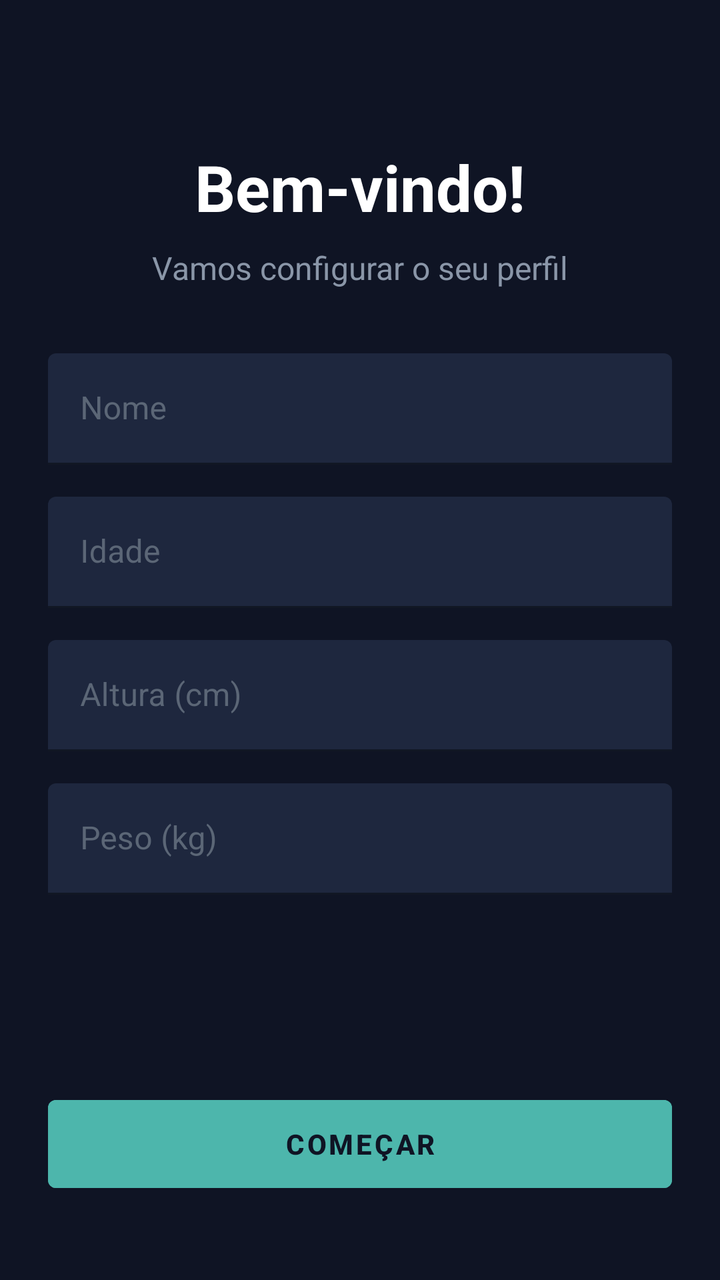
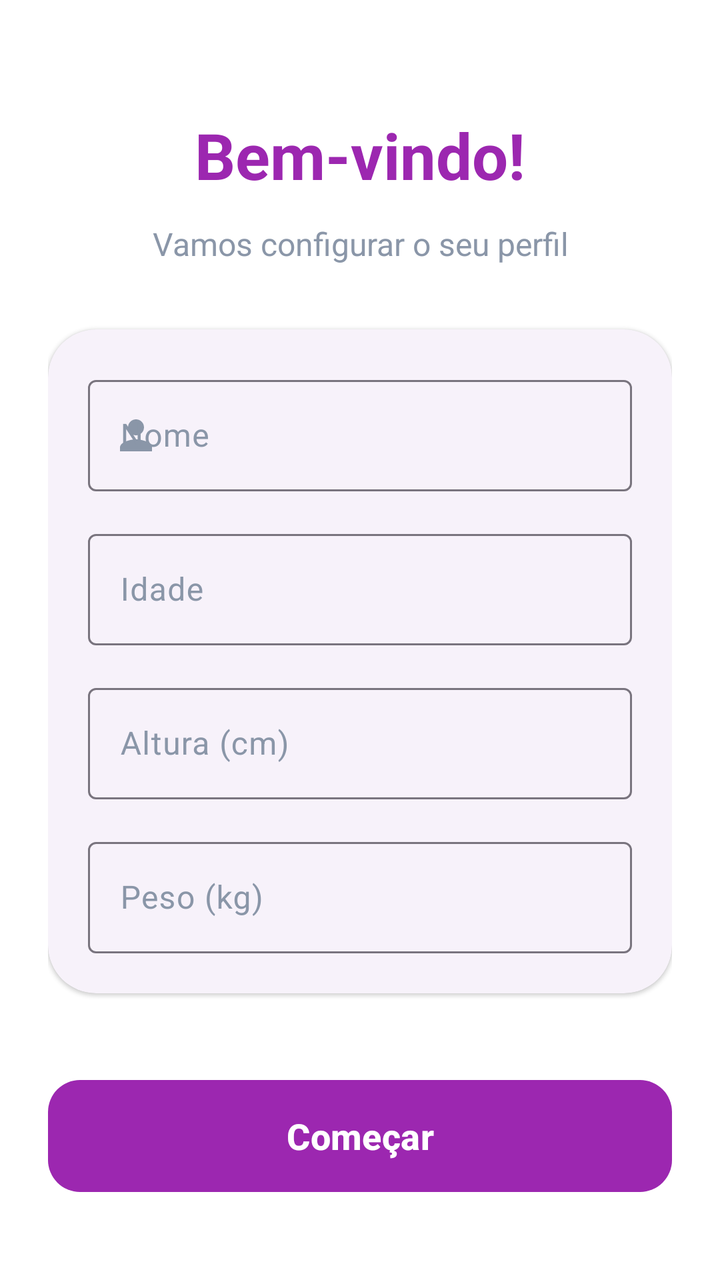

Before-and-after screenshots of an Android layout around one commit, followed by the original layout XML and the change that was made.
<!-- AndroidManifest.xml: application theme Theme.Newstart -->
<!-- res/layout/activity_initial_setup.xml -->
<?xml version="1.0" encoding="utf-8"?>
<androidx.constraintlayout.widget.ConstraintLayout xmlns:android="http://schemas.android.com/apk/res/android"
    xmlns:app="http://schemas.android.com/apk/res-auto"
    xmlns:tools="http://schemas.android.com/tools"
    android:layout_width="match_parent"
    android:layout_height="match_parent"
    android:background="@color/dark_purple"
    android:padding="24dp"
    tools:context=".activities.Activity_InitialSetup">

    <TextView
        android:id="@+id/textViewTitle"
        android:layout_width="wrap_content"
        android:layout_height="wrap_content"
        android:layout_marginTop="48dp"
        android:text="@string/setup_welcome"
        android:textColor="@color/white"
        android:textSize="32sp"
        android:textStyle="bold"
        app:layout_constraintEnd_toEndOf="parent"
        app:layout_constraintStart_toStartOf="parent"
        app:layout_constraintTop_toTopOf="parent" />

    <TextView
        android:id="@+id/textViewSubtitle"
        android:layout_width="wrap_content"
        android:layout_height="wrap_content"
        android:layout_marginTop="8dp"
        android:text="@string/setup_subtitle"
        android:textColor="@color/text_middle"
        android:textSize="16sp"
        app:layout_constraintEnd_toEndOf="parent"
        app:layout_constraintStart_toStartOf="parent"
        app:layout_constraintTop_toBottomOf="@id/textViewTitle" />

    <ScrollView
        android:layout_width="match_parent"
        android:layout_height="0dp"
        android:layout_marginTop="32dp"
        android:layout_marginBottom="16dp"
        app:layout_constraintBottom_toTopOf="@id/buttonStart"
        app:layout_constraintTop_toBottomOf="@id/textViewSubtitle">

        <LinearLayout
            android:layout_width="match_parent"
            android:layout_height="wrap_content"
            android:orientation="vertical">

            <com.google.android.material.textfield.TextInputLayout
                android:layout_width="match_parent"
                android:layout_height="wrap_content"
                android:layout_marginBottom="16dp"
                android:hint="@string/setup_hint_name"
                android:textColorHint="@color/text_low"
                app:boxBackgroundColor="@color/middle_purple"
                app:boxStrokeColor="@color/accent_teal"
                app:hintTextColor="@color/accent_teal">

                <com.google.android.material.textfield.TextInputEditText
                    android:id="@+id/editTextName"
                    android:layout_width="match_parent"
                    android:layout_height="wrap_content"
                    android:inputType="textPersonName"
                    android:textColor="@color/white" />
            </com.google.android.material.textfield.TextInputLayout>

            <com.google.android.material.textfield.TextInputLayout
                android:layout_width="match_parent"
                android:layout_height="wrap_content"
                android:layout_marginBottom="16dp"
                android:hint="@string/setup_hint_age"
                android:textColorHint="@color/text_low"
                app:boxBackgroundColor="@color/middle_purple"
                app:boxStrokeColor="@color/accent_teal"
                app:hintTextColor="@color/accent_teal">

                <com.google.android.material.textfield.TextInputEditText
                    android:id="@+id/editTextAge"
                    android:layout_width="match_parent"
                    android:layout_height="wrap_content"
                    android:inputType="number"
                    android:textColor="@color/white" />
            </com.google.android.material.textfield.TextInputLayout>

            <com.google.android.material.textfield.TextInputLayout
                android:layout_width="match_parent"
                android:layout_height="wrap_content"
                android:layout_marginBottom="16dp"
                android:hint="@string/setup_hint_height"
                android:textColorHint="@color/text_low"
                app:boxBackgroundColor="@color/middle_purple"
                app:boxStrokeColor="@color/accent_teal"
                app:hintTextColor="@color/accent_teal">

                <com.google.android.material.textfield.TextInputEditText
                    android:id="@+id/editTextHeight"
                    android:layout_width="match_parent"
                    android:layout_height="wrap_content"
                    android:inputType="numberDecimal"
                    android:textColor="@color/white" />
            </com.google.android.material.textfield.TextInputLayout>

            <com.google.android.material.textfield.TextInputLayout
                android:layout_width="match_parent"
                android:layout_height="wrap_content"
                android:layout_marginBottom="16dp"
                android:hint="@string/setup_hint_weight"
                android:textColorHint="@color/text_low"
                app:boxBackgroundColor="@color/middle_purple"
                app:boxStrokeColor="@color/accent_teal"
                app:hintTextColor="@color/accent_teal">

                <com.google.android.material.textfield.TextInputEditText
                    android:id="@+id/editTextWeight"
                    android:layout_width="match_parent"
                    android:layout_height="wrap_content"
                    android:inputType="numberDecimal"
                    android:textColor="@color/white" />
            </com.google.android.material.textfield.TextInputLayout>

        </LinearLayout>
    </ScrollView>

    <Button
        android:id="@+id/buttonStart"
        android:layout_width="match_parent"
        android:layout_height="56dp"
        android:layout_marginBottom="16dp"
        android:backgroundTint="@color/accent_teal"
        android:text="@string/setup_button_start"
        android:textColor="@color/dark_purple"
        android:textStyle="bold"
        app:layout_constraintBottom_toBottomOf="parent" />

</androidx.constraintlayout.widget.ConstraintLayout>
<!-- resources referenced by this layout -->
<resources>
  <color name="accent_teal">#4DB6AC</color>
  <color name="dark_purple">#0F1424</color>
  <color name="middle_purple">#1E273E</color>
  <color name="text_low">#5B6676</color>
  <color name="text_middle">#8A96A8</color>
  <color name="white">#FFFFFFFF</color>
  <string name="setup_button_start">Começar</string>
  <string name="setup_hint_age">Idade</string>
  <string name="setup_hint_height">Altura (cm)</string>
  <string name="setup_hint_name">Nome</string>
  <string name="setup_hint_weight">Peso (kg)</string>
  <string name="setup_subtitle">Vamos configurar o seu perfil</string>
  <string name="setup_welcome">Bem-vindo!</string>
  <style name="Theme.Newstart" parent="Theme.MaterialComponents.DayNight.NoActionBar">
          
          <item name="colorPrimary">@color/accent_teal</item>
          <item name="colorPrimaryVariant">@color/dark_purple</item>
          <item name="colorOnPrimary">@color/dark_purple</item>
  
          
          <item name="android:windowBackground">@color/dark_purple</item>
          <item name="android:textColor">@color/text_high</item>
  
          
          <item name="colorSecondary">@color/accent_teal</item>
          <item name="colorOnSecondary">@color/dark_purple</item>
  
          
          <item name="android:statusBarColor" tools:targetApi="l">@color/dark_purple</item>
  
          
          <item name="colorControlNormal">@color/text_middle</item>
          <item name="colorControlActivated">@color/accent_teal</item>
      </style>
  <color name="text_high">#E0E6ED</color>
</resources>

<!-- the commit's change to res/layout/activity_initial_setup.xml (unified diff, before → after) -->
@@ -1,135 +1,140 @@
 <?xml version="1.0" encoding="utf-8"?>
-<androidx.constraintlayout.widget.ConstraintLayout xmlns:android="http://schemas.android.com/apk/res/android"
+<androidx.coordinatorlayout.widget.CoordinatorLayout xmlns:android="http://schemas.android.com/apk/res/android"
     xmlns:app="http://schemas.android.com/apk/res-auto"
     xmlns:tools="http://schemas.android.com/tools"
     android:layout_width="match_parent"
     android:layout_height="match_parent"
-    android:background="@color/dark_purple"
-    android:padding="24dp"
+    android:background="?android:attr/windowBackground"
     tools:context=".activities.Activity_InitialSetup">
 
-    <TextView
-        android:id="@+id/textViewTitle"
-        android:layout_width="wrap_content"
-        android:layout_height="wrap_content"
-        android:layout_marginTop="48dp"
-        android:text="@string/setup_welcome"
-        android:textColor="@color/white"
-        android:textSize="32sp"
-        android:textStyle="bold"
-        app:layout_constraintEnd_toEndOf="parent"
-        app:layout_constraintStart_toStartOf="parent"
-        app:layout_constraintTop_toTopOf="parent" />
+    <androidx.core.widget.NestedScrollView
+        android:layout_width="match_parent"
+        android:layout_height="match_parent"
+        android:fillViewport="true">
 
-    <TextView
-        android:id="@+id/textViewSubtitle"
-        android:layout_width="wrap_content"
-        android:layout_height="wrap_content"
-        android:layout_marginTop="8dp"
-        android:text="@string/setup_subtitle"
-        android:textColor="@color/text_middle"
-        android:textSize="16sp"
-        app:layout_constraintEnd_toEndOf="parent"
-        app:layout_constraintStart_toStartOf="parent"
-        app:layout_constraintTop_toBottomOf="@id/textViewTitle" />
-
-    <ScrollView
-        android:layout_width="match_parent"
-        android:layout_height="0dp"
-        android:layout_marginTop="32dp"
-        android:layout_marginBottom="16dp"
-        app:layout_constraintBottom_toTopOf="@id/buttonStart"
-        app:layout_constraintTop_toBottomOf="@id/textViewSubtitle">
-
-        <LinearLayout
+        <androidx.constraintlayout.widget.ConstraintLayout
             android:layout_width="match_parent"
             android:layout_height="wrap_content"
-            android:orientation="vertical">
+            android:padding="24dp">
 
-            <com.google.android.material.textfield.TextInputLayout
+            <TextView
+                android:id="@+id/textViewTitle"
+                android:layout_width="wrap_content"
+                android:layout_height="wrap_content"
+                android:layout_marginTop="32dp"
+                android:text="@string/setup_welcome"
+                android:textColor="?attr/colorPrimary"
+                android:textSize="32sp"
+                android:textStyle="bold"
+                app:layout_constraintEnd_toEndOf="parent"
+                app:layout_constraintStart_toStartOf="parent"
+                app:layout_constraintTop_toTopOf="parent" />
+
+            <TextView
+                android:id="@+id/textViewSubtitle"
+                android:layout_width="0dp"
+                android:layout_height="wrap_content"
+                android:layout_marginTop="12dp"
+                android:text="@string/setup_subtitle"
+                android:textColor="?attr/colorOnSurfaceVariant"
+                android:textSize="16sp"
+                android:textAlignment="center"
+                app:layout_constraintEnd_toEndOf="parent"
+                app:layout_constraintStart_toStartOf="parent"
+                app:layout_constraintTop_toBottomOf="@id/textViewTitle" />
+
+            <com.google.android.material.card.MaterialCardView
+                android:id="@+id/cardForm"
                 android:layout_width="match_parent"
                 android:layout_height="wrap_content"
-                android:layout_marginBottom="16dp"
-                android:hint="@string/setup_hint_name"
-                android:textColorHint="@color/text_low"
-                app:boxBackgroundColor="@color/middle_purple"
-                app:boxStrokeColor="@color/accent_teal"
-                app:hintTextColor="@color/accent_teal">
+                android:layout_marginTop="32dp"
+                style="@style/Widget.Material3.CardView.Elevated"
+                app:cardCornerRadius="24dp"
+                app:layout_constraintTop_toBottomOf="@id/textViewSubtitle">
 
-                <com.google.android.material.textfield.TextInputEditText
-                    android:id="@+id/editTextName"
+                <LinearLayout
                     android:layout_width="match_parent"
                     android:layout_height="wrap_content"
-                    android:inputType="textPersonName"
-                    android:textColor="@color/white" />
-            </com.google.android.material.textfield.TextInputLayout>
+                    android:orientation="vertical"
+                    android:padding="20dp">
 
-            <com.google.android.material.textfield.TextInputLayout
+                    <com.google.android.material.textfield.TextInputLayout
+                        style="@style/Widget.Material3.TextInputLayout.OutlinedBox"
+                        android:layout_width="match_parent"
+                        android:layout_height="wrap_content"
+                        android:layout_marginBottom="16dp"
+                        android:hint="@string/setup_hint_name"
+                        app:startIconDrawable="@drawable/ic_baseline_person_24">
+
+                        <com.google.android.material.textfield.TextInputEditText
+                            android:id="@+id/editTextName"
+                            android:layout_width="match_parent"
+                            android:layout_height="wrap_content"
+                            android:inputType="textPersonName" />
+                    </com.google.android.material.textfield.TextInputLayout>
+
+                    <com.google.android.material.textfield.TextInputLayout
+                        style="@style/Widget.Material3.TextInputLayout.OutlinedBox"
+                        android:layout_width="match_parent"
+                        android:layout_height="wrap_content"
+                        android:layout_marginBottom="16dp"
+                        android:hint="@string/setup_hint_age">
+
+                        <com.google.android.material.textfield.TextInputEditText
+                            android:id="@+id/editTextAge"
+                            android:layout_width="match_parent"
+                            android:layout_height="wrap_content"
+                            android:inputType="number" />
+                    </com.google.android.material.textfield.TextInputLayout>
+
+                    <com.google.android.material.textfield.TextInputLayout
+                        style="@style/Widget.Material3.TextInputLayout.OutlinedBox"
+                        android:layout_width="match_parent"
+                        android:layout_height="wrap_content"
+                        android:layout_marginBottom="16dp"
+                        android:hint="@string/setup_hint_height"
+                        app:suffixText="cm">
+
+                        <com.google.android.material.textfield.TextInputEditText
+                            android:id="@+id/editTextHeight"
+                            android:layout_width="match_parent"
+                            android:layout_height="wrap_content"
+                            android:inputType="numberDecimal" />
+                    </com.google.android.material.textfield.TextInputLayout>
+
+                    <com.google.android.material.textfield.TextInputLayout
+                        style="@style/Widget.Material3.TextInputLayout.OutlinedBox"
+                        android:layout_width="match_parent"
+                        android:layout_height="wrap_content"
+                        android:hint="@string/setup_hint_weight"
+                        app:suffixText="kg">
+
+                        <com.google.android.material.textfield.TextInputEditText
+                            android:id="@+id/editTextWeight"
+                            android:layout_width="match_parent"
+                            android:layout_height="wrap_content"
+                            android:inputType="numberDecimal" />
+                    </com.google.android.material.textfield.TextInputLayout>
+
+                </LinearLayout>
+            </com.google.android.material.card.MaterialCardView>
+
+            <com.google.android.material.button.MaterialButton
+                android:id="@+id/buttonStart"
+                style="@style/Widget.Material3.Button"
                 android:layout_width="match_parent"
-                android:layout_height="wrap_content"
+                android:layout_height="64dp"
+                android:layout_marginTop="32dp"
                 android:layout_marginBottom="16dp"
-                android:hint="@string/setup_hint_age"
-                android:textColorHint="@color/text_low"
-                app:boxBackgroundColor="@color/middle_purple"
-                app:boxStrokeColor="@color/accent_teal"
-                app:hintTextColor="@color/accent_teal">
+                android:text="@string/setup_button_start"
+                android:textSize="18sp"
+                android:textStyle="bold"
+                app:cornerRadius="16dp"
+                app:layout_constraintBottom_toBottomOf="parent"
+                app:layout_constraintTop_toBottomOf="@id/cardForm"
+                app:layout_constraintVertical_bias="1.0" />
 
-                <com.google.android.material.textfield.TextInputEditText
-                    android:id="@+id/editTextAge"
-                    android:layout_width="match_parent"
-                    android:layout_height="wrap_content"
-                    android:inputType="number"
-                    android:textColor="@color/white" />
-            </com.google.android.material.textfield.TextInputLayout>
+        </androidx.constraintlayout.widget.ConstraintLayout>
+    </androidx.core.widget.NestedScrollView>
 
-            <com.google.android.material.textfield.TextInputLayout
-                android:layout_width="match_parent"
-                android:layout_height="wrap_content"
-                android:layout_marginBottom="16dp"
-                android:hint="@string/setup_hint_height"
-                android:textColorHint="@color/text_low"
-                app:boxBackgroundColor="@color/middle_purple"
-                app:boxStrokeColor="@color/accent_teal"
-                app:hintTextColor="@color/accent_teal">
-
-                <com.google.android.material.textfield.TextInputEditText
-                    android:id="@+id/editTextHeight"
-                    android:layout_width="match_parent"
-                    android:layout_height="wrap_content"
-                    android:inputType="numberDecimal"
-                    android:textColor="@color/white" />
-            </com.google.android.material.textfield.TextInputLayout>
-
-            <com.google.android.material.textfield.TextInputLayout
-                android:layout_width="match_parent"
-                android:layout_height="wrap_content"
-                android:layout_marginBottom="16dp"
-                android:hint="@string/setup_hint_weight"
-                android:textColorHint="@color/text_low"
-                app:boxBackgroundColor="@color/middle_purple"
-                app:boxStrokeColor="@color/accent_teal"
-                app:hintTextColor="@color/accent_teal">
-
-                <com.google.android.material.textfield.TextInputEditText
-                    android:id="@+id/editTextWeight"
-                    android:layout_width="match_parent"
-                    android:layout_height="wrap_content"
-                    android:inputType="numberDecimal"
-                    android:textColor="@color/white" />
-            </com.google.android.material.textfield.TextInputLayout>
-
-        </LinearLayout>
-    </ScrollView>
-
-    <Button
-        android:id="@+id/buttonStart"
-        android:layout_width="match_parent"
-        android:layout_height="56dp"
-        android:layout_marginBottom="16dp"
-        android:backgroundTint="@color/accent_teal"
-        android:text="@string/setup_button_start"
-        android:textColor="@color/dark_purple"
-        android:textStyle="bold"
-        app:layout_constraintBottom_toBottomOf="parent" />
-
-</androidx.constraintlayout.widget.ConstraintLayout>
+</androidx.coordinatorlayout.widget.CoordinatorLayout>
<!-- resource entries referenced after the edit -->
@@ -1,11 +1,22 @@
 <!-- resources referenced by this layout -->
 <resources>
-  <color name="accent_teal">#4DB6AC</color>
-  <color name="dark_purple">#0F1424</color>
-  <color name="middle_purple">#1E273E</color>
-  <color name="text_low">#5B6676</color>
+  <!-- drawable ic_baseline_person_24 (drawable) -->
+  <vector xmlns:android="http://schemas.android.com/apk/res/android"
+      android:width="24dp"
+      android:height="24dp"
+      android:viewportWidth="24"
+      android:viewportHeight="24"
+      android:tint="?attr/colorControlNormal">
+    <path
+        android:fillColor="@android:color/white"
+        android:pathData="M12,12c2.21,0 4,-1.79 4,-4s-1.79,-4 -4,-4 -4,1.79 -4,4 1.79,4 4,4zM12,14c-2.67,0 -8,1.34 -8,4v2h16v-2c0,-2.66 -5.33,-4 -8,-4z"/>
+  </vector>
   <color name="text_middle">#8A96A8</color>
-  <color name="white">#FFFFFFFF</color>
+  <color name="white">#FFFFFF</color>
+  <color name="workout_primary">#1565C0</color>
+  <color name="sun_primary">#8BC34A</color>
+  <color name="black">#000000</color>
+  <color name="pro_max_card_bg">#F8F4F8</color>
   <string name="setup_button_start">Começar</string>
   <string name="setup_hint_age">Idade</string>
   <string name="setup_hint_height">Altura (cm)</string>
@@ -13,27 +24,26 @@
   <string name="setup_hint_weight">Peso (kg)</string>
   <string name="setup_subtitle">Vamos configurar o seu perfil</string>
   <string name="setup_welcome">Bem-vindo!</string>
-  <style name="Theme.Newstart" parent="Theme.MaterialComponents.DayNight.NoActionBar">
+  <style name="Theme.Newstart" parent="Theme.Material3.DayNight.NoActionBar">
           
-          <item name="colorPrimary">@color/accent_teal</item>
-          <item name="colorPrimaryVariant">@color/dark_purple</item>
-          <item name="colorOnPrimary">@color/dark_purple</item>
+          <item name="colorPrimary">@color/nutrition_primary</item>
+          <item name="colorOnPrimary">@color/white</item>
+          <item name="colorSecondary">@color/workout_primary</item>
+          <item name="colorOnSecondary">@color/white</item>
+          <item name="colorTertiary">@color/sun_primary</item>
+          <item name="colorOnTertiary">@color/white</item>
   
           
-          <item name="android:windowBackground">@color/dark_purple</item>
-          <item name="android:textColor">@color/text_high</item>
+          <item name="android:windowBackground">@color/white</item>
+          <item name="colorSurface">@color/white</item>
+          <item name="colorOnSurface">@color/black</item>
+          <item name="colorSurfaceVariant">@color/pro_max_card_bg</item>
+          <item name="colorOnSurfaceVariant">@color/text_middle</item>
   
           
-          <item name="colorSecondary">@color/accent_teal</item>
-          <item name="colorOnSecondary">@color/dark_purple</item>
-  
-          
-          <item name="android:statusBarColor" tools:targetApi="l">@color/dark_purple</item>
-  
-          
-          <item name="colorControlNormal">@color/text_middle</item>
-          <item name="colorControlActivated">@color/accent_teal</item>
+          <item name="android:statusBarColor">@android:color/transparent</item>
+          <item name="android:windowLightStatusBar">true</item>
       </style>
-  <color name="text_high">#E0E6ED</color>
+  <color name="nutrition_primary">#9C27B0</color>
 </resources>
 
